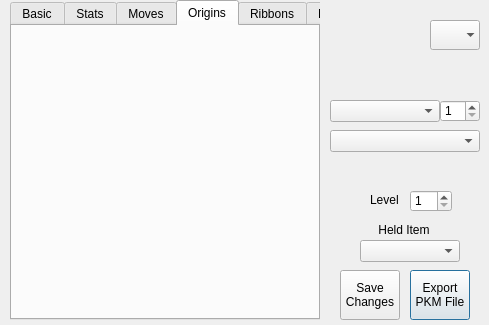
Above: QT Projects/pkmviewer.ui from Annovae/PKMDS-G5 before the change. Below: the same form after it.
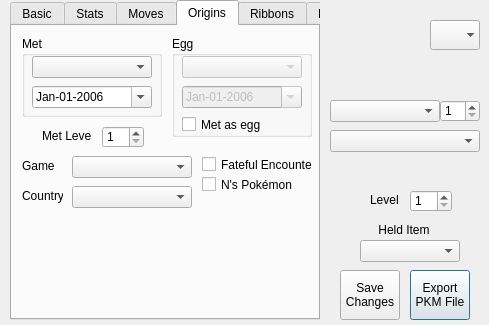
That is the form after the change. The open tabs and pages were chosen to show the change.

```diff
--- a/QT Projects/pkmviewer.ui
+++ b/QT Projects/pkmviewer.ui
@@ -2142,6 +2142,218 @@
     <attribute name="title">
      <string>Origins</string>
     </attribute>
+    <widget class="QComboBox" name="cbHometown">
+     <property name="geometry">
+      <rect>
+       <x>60</x>
+       <y>130</y>
+       <width>120</width>
+       <height>22</height>
+      </rect>
+     </property>
+    </widget>
+    <widget class="QComboBox" name="cbCountry">
+     <property name="geometry">
+      <rect>
+       <x>60</x>
+       <y>160</y>
+       <width>120</width>
+       <height>22</height>
+      </rect>
+     </property>
+    </widget>
+    <widget class="QLabel" name="lblHometown">
+     <property name="geometry">
+      <rect>
+       <x>10</x>
+       <y>130</y>
+       <width>41</width>
+       <height>20</height>
+      </rect>
+     </property>
+     <property name="text">
+      <string>Game</string>
+     </property>
+    </widget>
+    <widget class="QLabel" name="lblCountry">
+     <property name="geometry">
+      <rect>
+       <x>10</x>
+       <y>160</y>
+       <width>41</width>
+       <height>20</height>
+      </rect>
+     </property>
+     <property name="text">
+      <string>Country</string>
+     </property>
+    </widget>
+    <widget class="QCheckBox" name="chkFateful">
+     <property name="geometry">
+      <rect>
+       <x>190</x>
+       <y>130</y>
+       <width>111</width>
+       <height>17</height>
+      </rect>
+     </property>
+     <property name="text">
+      <string>Fateful Encounter</string>
+     </property>
+    </widget>
+    <widget class="QCheckBox" name="chkNsPKM">
+     <property name="geometry">
+      <rect>
+       <x>190</x>
+       <y>150</y>
+       <width>111</width>
+       <height>17</height>
+      </rect>
+     </property>
+     <property name="text">
+      <string>N's Pokémon</string>
+     </property>
+    </widget>
+    <widget class="QGroupBox" name="gbMet">
+     <property name="geometry">
+      <rect>
+       <x>10</x>
+       <y>10</y>
+       <width>140</width>
+       <height>81</height>
+      </rect>
+     </property>
+     <property name="title">
+      <string>Met</string>
+     </property>
+     <widget class="QDateEdit" name="dtMetDate">
+      <property name="geometry">
+       <rect>
+        <x>10</x>
+        <y>50</y>
+        <width>120</width>
+        <height>22</height>
+       </rect>
+      </property>
+      <property name="minimumDate">
+       <date>
+        <year>2006</year>
+        <month>1</month>
+        <day>1</day>
+       </date>
+      </property>
+      <property name="displayFormat">
+       <string>MMM-dd-yyyy</string>
+      </property>
+      <property name="calendarPopup">
+       <bool>true</bool>
+      </property>
+     </widget>
+     <widget class="QComboBox" name="cbMetLocation">
+      <property name="geometry">
+       <rect>
+        <x>10</x>
+        <y>20</y>
+        <width>120</width>
+        <height>22</height>
+       </rect>
+      </property>
+     </widget>
+    </widget>
+    <widget class="QGroupBox" name="gbEgg">
+     <property name="geometry">
+      <rect>
+       <x>160</x>
+       <y>10</y>
+       <width>140</width>
+       <height>101</height>
+      </rect>
+     </property>
+     <property name="title">
+      <string>Egg</string>
+     </property>
+     <widget class="QDateEdit" name="dtEggDate">
+      <property name="enabled">
+       <bool>false</bool>
+      </property>
+      <property name="geometry">
+       <rect>
+        <x>10</x>
+        <y>50</y>
+        <width>120</width>
+        <height>22</height>
+       </rect>
+      </property>
+      <property name="minimumDate">
+       <date>
+        <year>2006</year>
+        <month>1</month>
+        <day>1</day>
+       </date>
+      </property>
+      <property name="displayFormat">
+       <string>MMM-dd-yyyy</string>
+      </property>
+      <property name="calendarPopup">
+       <bool>true</bool>
+      </property>
+     </widget>
+     <widget class="QComboBox" name="cbEggLocation">
+      <property name="enabled">
+       <bool>false</bool>
+      </property>
+      <property name="geometry">
+       <rect>
+        <x>10</x>
+        <y>20</y>
+        <width>120</width>
+        <height>22</height>
+       </rect>
+      </property>
+     </widget>
+     <widget class="QCheckBox" name="chkMetAsEgg">
+      <property name="geometry">
+       <rect>
+        <x>10</x>
+        <y>80</y>
+        <width>120</width>
+        <height>17</height>
+       </rect>
+      </property>
+      <property name="text">
+       <string>Met as egg</string>
+      </property>
+     </widget>
+    </widget>
+    <widget class="QLabel" name="lblMetLevel">
+     <property name="geometry">
+      <rect>
+       <x>30</x>
+       <y>100</y>
+       <width>50</width>
+       <height>20</height>
+      </rect>
+     </property>
+     <property name="text">
+      <string>Met Level</string>
+     </property>
+    </widget>
+    <widget class="QSpinBox" name="sbMetLevel">
+     <property name="geometry">
+      <rect>
+       <x>90</x>
+       <y>100</y>
+       <width>42</width>
+       <height>22</height>
+      </rect>
+     </property>
+     <property name="minimum">
+      <number>1</number>
+     </property>
+     <property name="maximum">
+      <number>100</number>
+     </property>
+    </widget>
    </widget>
    <widget class="QWidget" name="tpRibbons">
     <attribute name="title">
```
Left out of the diff: 14 changed lines with no effect on the pictures.
